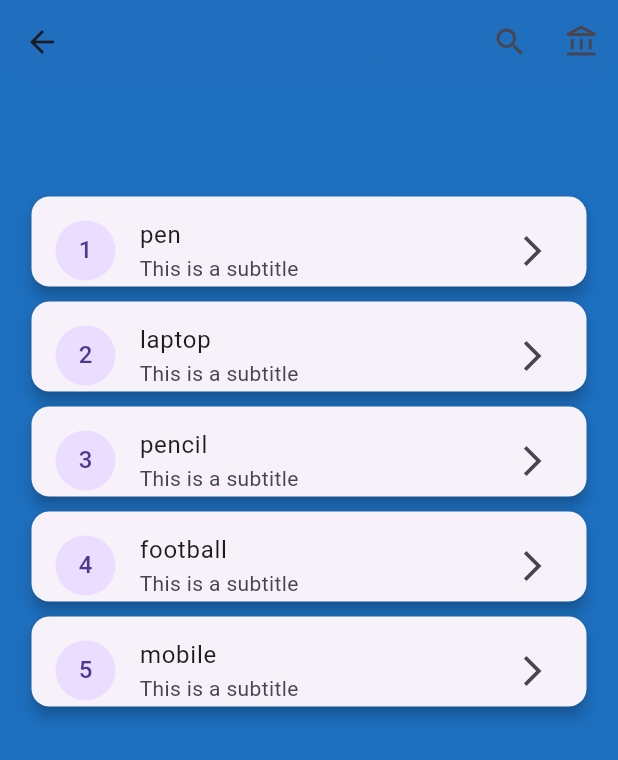
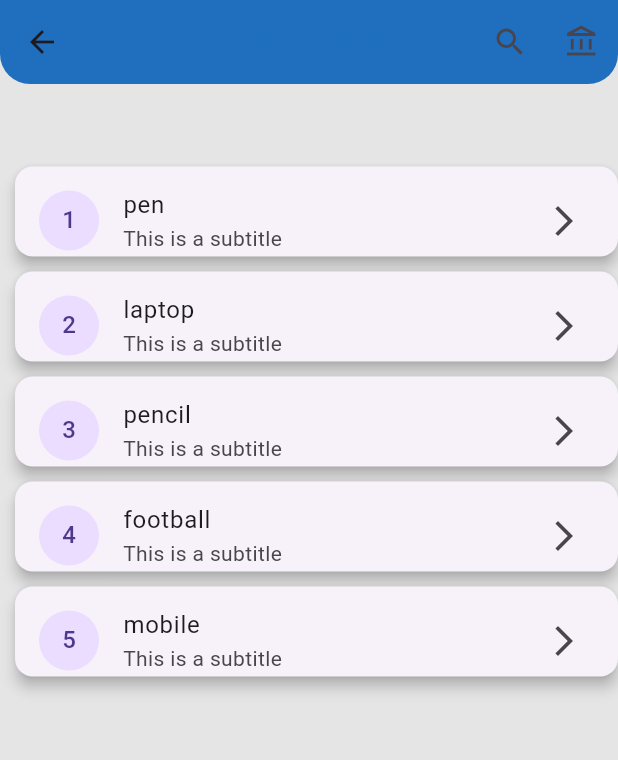
Before and after one commit to RomanGurun/isp_exit_engine_ui_public_work, a Flutter app: the OutScreen screen opened directly, on a phone screen of 412 x 824 dp. Shown: the top 760 px of the screen. Run offline on Flutter 3.47's test engine with Material 3 defaults, Android fonts, the phone set to English and light mode, and no system bars; our stand-ins replace flutter_screenutil, google_fonts, lottie; missing offline and left inert: hand_signature.

Commit message:
wrap under a safearea for systematic widgettree

```diff
--- a/lib/feature/exit_page/screens/exit_form_screen.dart
+++ b/lib/feature/exit_page/screens/exit_form_screen.dart
@@ -114,7 +114,7 @@ class _ExitFormScreenState extends State<ExitFormScreen> {
     if (_submitted) {
       Navigator.push(
         context,
-        MaterialPageRoute(builder: (context) => const OutScreen()),
+        MaterialPageRoute(builder: (context) =>  OutScreen()),
       );
       return;
     }
--- a/lib/feature/exit_page/screens/out_screen.dart
+++ b/lib/feature/exit_page/screens/out_screen.dart
@@ -3,11 +3,12 @@ import 'package:isp_exit_form_implementation/feature/exit_page/exit_theme.dart';
 
 class OutScreen extends StatelessWidget {
 
-  const OutScreen({super.key});
+   OutScreen({super.key});
+
+  final List item = ["pen", "laptop", "pencil", "football", "mobile"];
 
   @override
   Widget build(BuildContext context) {
-    final List item = ["pen","laptop","pencil","football","mobile"];
     return Scaffold(
       appBar: AppBar(
         title: Text('Title Page', style: TextStyle(color: ExitColors.blue)),
@@ -31,20 +32,11 @@ class OutScreen extends StatelessWidget {
 
       ),
 
-      body: Center(
-        child: Container(
-
-          decoration: BoxDecoration(
-            color: ExitColors.blue,
-            // border: Border.all(color: ExitColors.textHint),
-            // borderRadius: BorderRadius.circular(40),
-          ),
-          padding: EdgeInsets.symmetric(vertical: 60, horizontal: 11),
-
+      body: SafeArea(
         child: ListView.builder(
           itemCount: item.length,
           // scrollDirection: BouncingScrollPhysics(),
-            padding: EdgeInsets.all(10),
+          padding: EdgeInsets.only(top: 50,left:10),
           itemExtent: 70,
           itemBuilder: (context, index) {
             return Card(
@@ -63,8 +55,7 @@ class OutScreen extends StatelessWidget {
           },
         ),
       ),
-      ),
-      backgroundColor: ExitColors.blue,
+      backgroundColor: ExitColors.border,
     );
   }
 }
```
Lines whose indentation alone changed are shown as unchanged.
